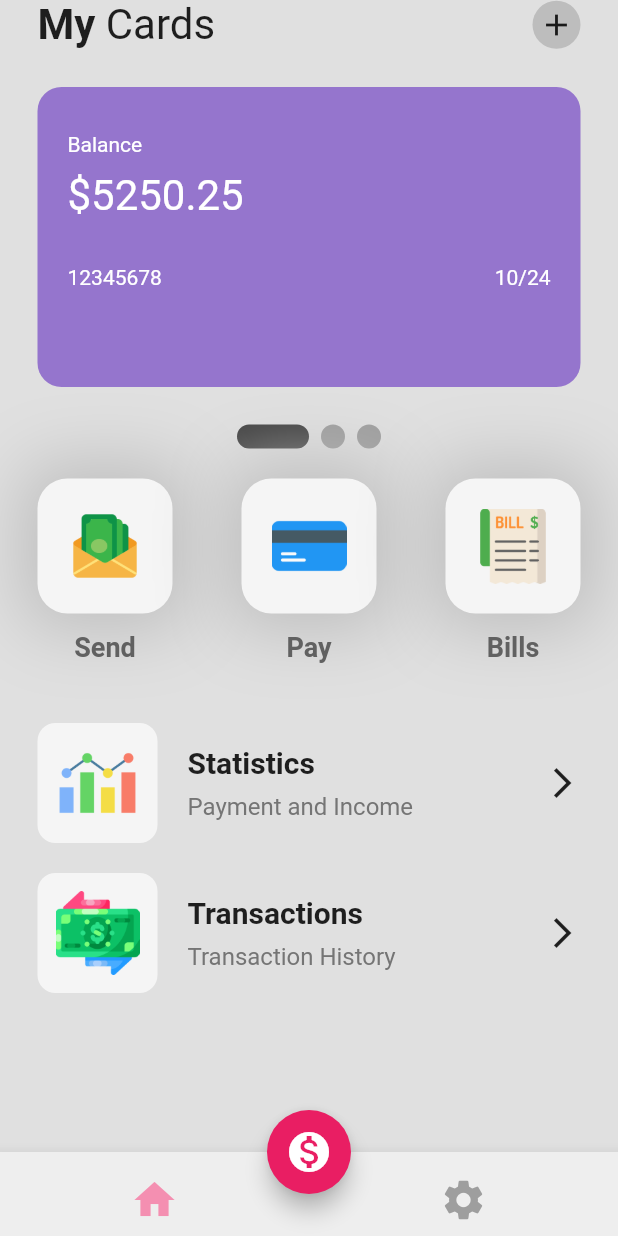
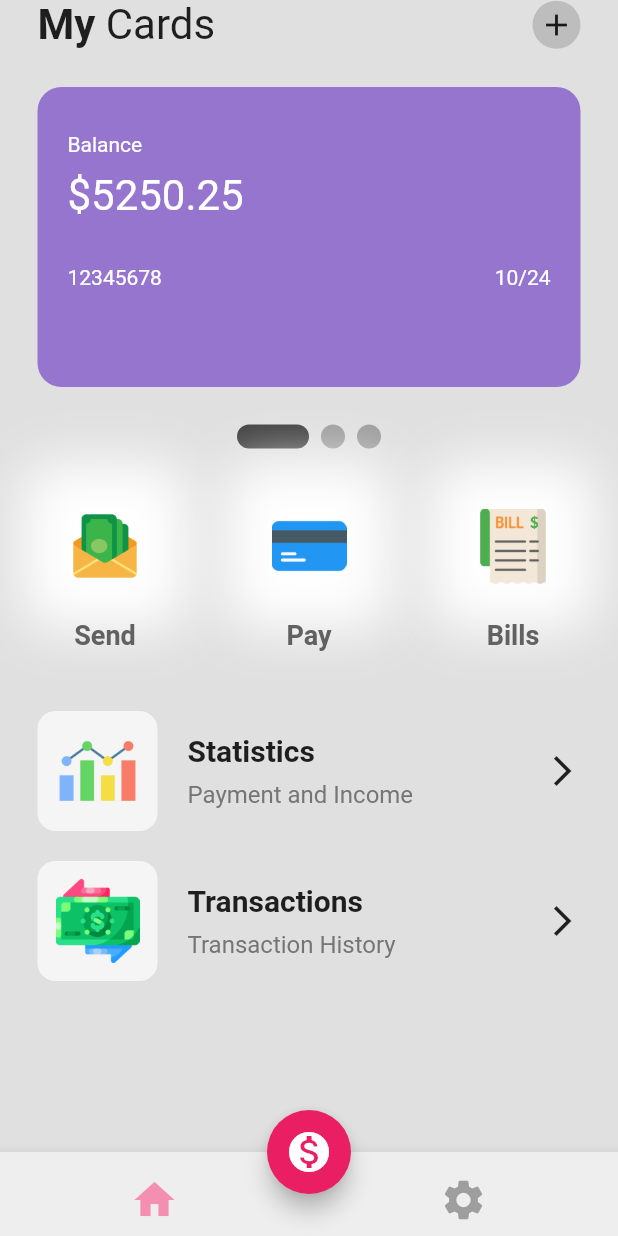
Before and after one commit to Qass11/WalletAppUi, a Flutter app: the screen it shows after launch, on a phone screen of 412 x 824 dp. Run offline on Flutter 3.47's test engine with Material 2 defaults, Android fonts, the phone set to English and light mode, and no system bars; drawn by our look-alikes of smooth_page_indicator.

Commit message:
Fixed bug

```diff
--- a/lib/util/my_button.dart
+++ b/lib/util/my_button.dart
@@ -1,4 +1,4 @@
-// ignore_for_file: prefer_const_constructors
+// ignore_for_file: prefer_const_constructors, prefer_const_literals_to_create_immutables
 
 import 'package:flutter/material.dart';
 
@@ -21,12 +21,12 @@ class MyButton extends StatelessWidget {
           height: 90,
           padding: EdgeInsets.all(20),
           decoration: BoxDecoration(
-            color: Colors.grey[100],
+            // color: Colors.grey[100],
             borderRadius: BorderRadius.circular(20),
             boxShadow: [
               BoxShadow(
-                color: Colors.grey.shade400,
-                blurRadius: 40,
+                color: Colors.white,
+                blurRadius: 30,
                 spreadRadius: 10,
               ),
             ],
@@ -36,7 +36,7 @@ class MyButton extends StatelessWidget {
           ),
         ),
         SizedBox(
-          height: 12,
+          height: 4,
         ),
         // Text
         Text(
```
